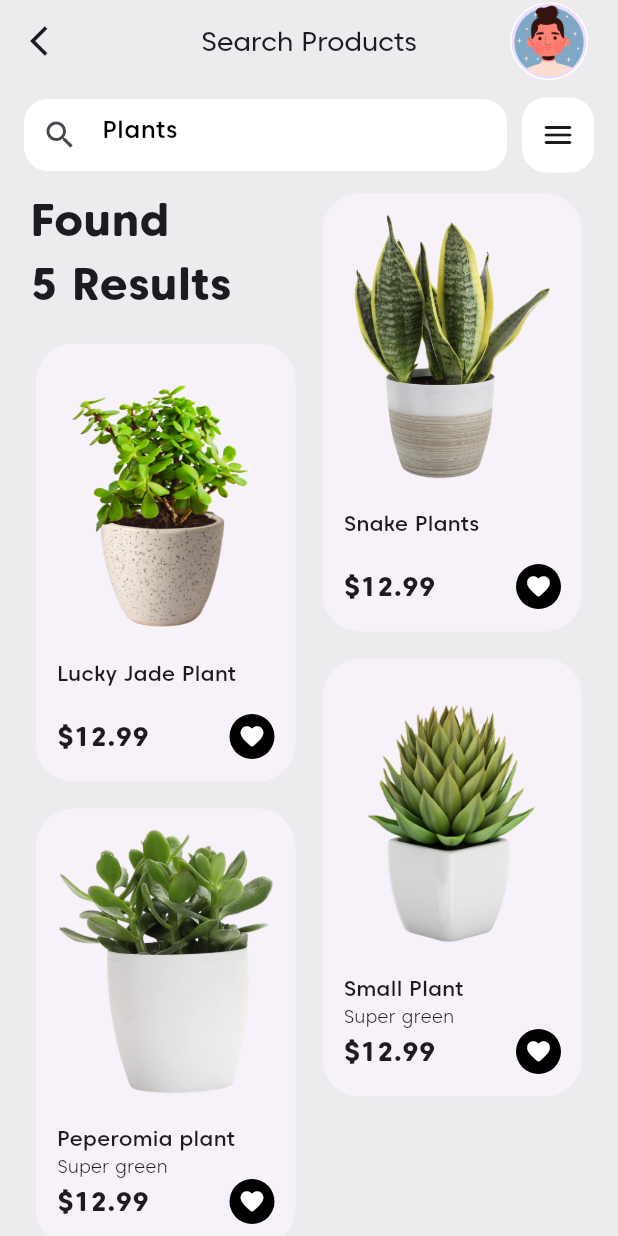
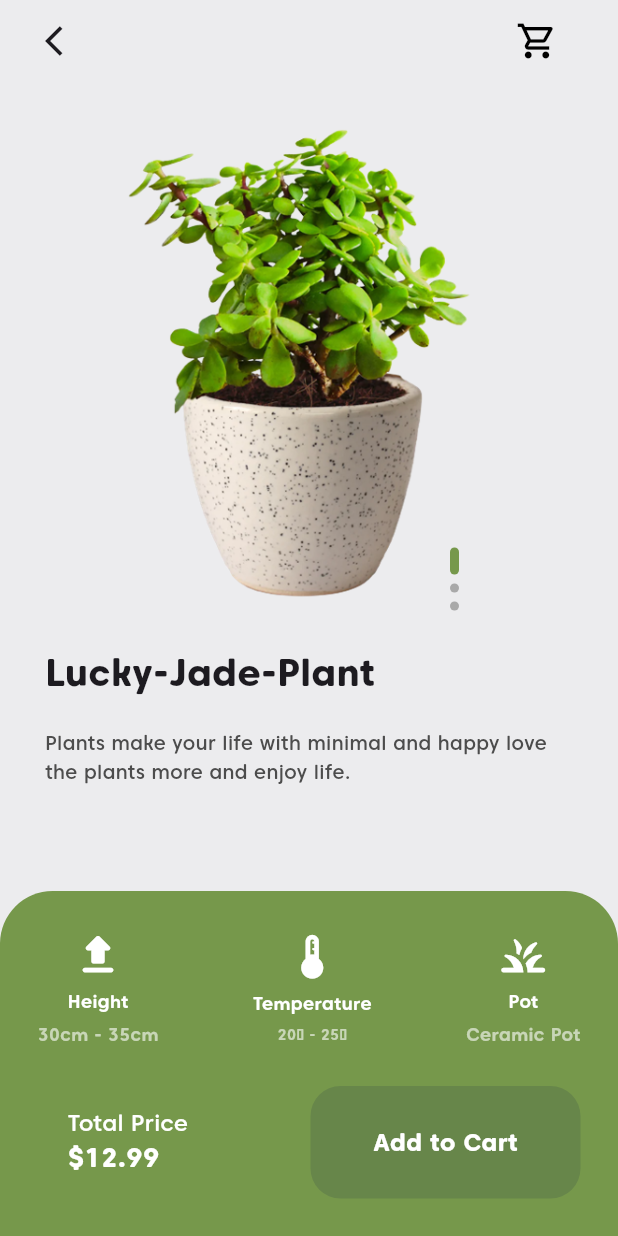
Before and after one commit to RoshanGunarathna/ui_challenge, a Flutter app: the screen it shows after launch, on a phone screen of 412 x 824 dp. Run offline on Flutter 3.47's test engine with Material 2 defaults, Android fonts, the phone set to English and light mode, and no system bars; drawn by our look-alikes of carousel_slider; our stand-ins replace device_preview.

Commit message:
Product Details UI basic Finished

```diff
--- a/lib/main.dart
+++ b/lib/main.dart
@@ -4,6 +4,7 @@ import 'package:flutter/material.dart';
 
 import 'onboard_screen.dart';
 import 'palette.dart';
+import 'product_detail_screen.dart';
 import 'search_product_screen.dart';
 
 void main() {
@@ -33,7 +34,7 @@ class MyApp extends StatelessWidget {
         useMaterial3: true,
         primaryColor: Palette.primaryColor,
       ),
-      home: const SearchProductScreen(),
+      home: const ProductDetailScreen(),
     );
   }
 }
--- a/lib/palette.dart
+++ b/lib/palette.dart
@@ -3,5 +3,8 @@ import 'dart:ui';
 class Palette {
   static const Color primaryColor = Color(0xff76984B);
   static const Color grayColor = Color(0xffA9A9A9);
+  static const Color fontColorGray = Color(0xff4C4C4C);
+  static const Color fontColorWhite = Color(0xffffffff);
   static const Color backgroundColor = Color(0xffECECEE);
+  static const Color primaryDark = Color(0xff67864A);
 }
--- a/lib/product_card.dart
+++ b/lib/product_card.dart
@@ -31,7 +31,7 @@ class ProductCard extends StatelessWidget {
               Expanded(
                 flex: 2,
                 child: Image.asset(
-                  product.image,
+                  product.image[0],
                   fit: BoxFit.contain,
                   height: 80,
                 ),
--- /dev/null
+++ b/lib/product_detail_screen.dart
@@ -0,0 +1,336 @@
+import 'package:carousel_slider/carousel_slider.dart';
+import 'package:flutter/material.dart';
+import 'package:flutter/rendering.dart';
+
+import 'palette.dart';
+import 'product_model.dart';
+
+class ProductDetailScreen extends StatefulWidget {
+  const ProductDetailScreen({super.key});
+
+  @override
+  State<ProductDetailScreen> createState() => _ProductDetailScreenState();
+}
+
+class _ProductDetailScreenState extends State<ProductDetailScreen> {
+  final CarouselController _carouselController = CarouselController();
+  int currentCarouselIndex = 0;
+  final ProductModel product = ProductModel(
+    id: "01",
+    image: [
+      "assets/images/products/product_02.png",
+      "assets/images/products/product_02_01.png",
+      "assets/images/products/product_02_02.png",
+    ],
+    name: "Lucky-Jade-Plant",
+    description:
+        "Plants make your life with minimal and happy love the plants more and enjoy life.",
+    price: 12.99,
+    height: [30, 35],
+    temperature: [20, 25],
+    pot: "Ceramic Pot",
+  );
+
+  final totalPrice = 12.99;
+  @override
+  Widget build(BuildContext context) {
+    const underCardTextStyle = TextStyle(
+      fontSize: 12,
+      color: Colors.white,
+      fontWeight: FontWeight.w600,
+    );
+    return Scaffold(
+      appBar: AppBar(
+        elevation: 0,
+        shadowColor: Colors.transparent,
+        scrolledUnderElevation: 0,
+        leadingWidth: 0,
+        backgroundColor: Palette.backgroundColor,
+        toolbarHeight: 55,
+        leading: Padding(
+          padding: const EdgeInsets.only(left: 30),
+          child: IconButton(
+            padding: EdgeInsets.zero,
+            onPressed: () {},
+            icon: const Icon(Icons.arrow_back_ios),
+          ),
+        ),
+        actions: [
+          IconButton(
+            padding: EdgeInsets.zero,
+            onPressed: () {},
+            icon: const Icon(
+              Icons.shopping_cart_outlined,
+              size: 28,
+              color: Colors.black,
+            ),
+          ),
+          const SizedBox(
+            width: 30.0,
+          ),
+        ],
+      ),
+      body: Stack(
+        children: [
+          Column(
+            crossAxisAlignment: CrossAxisAlignment.start,
+            children: [
+              Center(
+                child: SizedBox(
+                  height: 355,
+                  width: 270,
+                  child: Stack(
+                    children: [
+                      Align(
+                        alignment: Alignment.bottomRight,
+                        child: Padding(
+                          padding: const EdgeInsets.only(
+                            right: 35,
+                          ),
+                          child: dottedIndicator(currentCarouselIndex),
+                        ),
+                      ),
+                      CarouselSlider(
+                        items: product.image.map((image) {
+                          // currentCarouselIndex = entry.key;
+
+                          return Image.asset(
+                            image,
+                            fit: BoxFit.cover,
+                          );
+                        }).toList(),
+                        carouselController: _carouselController,
+                        options: CarouselOptions(
+                          scrollDirection: Axis.vertical,
+                          onPageChanged: (index, reason) {
+                            setState(() {
+                              currentCarouselIndex = index;
+                            });
+                          },
+                          viewportFraction: 1,
+                          height: 350,
+                        ),
+                      ),
+                    ],
+                  ),
+                ),
+              ),
+              Padding(
+                padding: const EdgeInsets.only(
+                  bottom: 30,
+                  left: 30,
+                  right: 30,
+                ),
+                child: ListView(
+                  shrinkWrap: true,
+                  children: [
+                    const SizedBox(
+                      height: 20,
+                    ),
+                    Text(
+                      product.name,
+                      style: const TextStyle(
+                        fontSize: 25,
+                        fontWeight: FontWeight.w700,
+                      ),
+                    ),
+                    const SizedBox(
+                      height: 20,
+                    ),
+                    Text(
+                      product.description,
+                      style: const TextStyle(
+                        fontSize: 13,
+                        fontWeight: FontWeight.w500,
+                        color: Palette.fontColorGray,
+                      ),
+                    ),
+                  ],
+                ),
+              ),
+            ],
+          ),
+          Align(
+            alignment: Alignment.bottomCenter,
+            child: SizedBox(
+              height: 230,
+              width: double.infinity,
+              child: DecoratedBox(
+                decoration: const BoxDecoration(
+                  color: Palette.primaryColor,
+                  borderRadius: BorderRadius.vertical(
+                    top: Radius.circular(35),
+                  ),
+                ),
+                child: Padding(
+                  padding: const EdgeInsets.all(25.0),
+                  child: Column(
+                    mainAxisAlignment: MainAxisAlignment.spaceBetween,
+                    children: [
+                      Row(
+                        mainAxisAlignment: MainAxisAlignment.spaceBetween,
+                        children: [
+                          Column(
+                            children: [
+                              const Icon(
+                                Icons.upload_rounded,
+                                color: Colors.white,
+                                size: 35,
+                              ),
+                              const SizedBox(
+                                height: 5,
+                              ),
+                              const Text(
+                                "Height",
+                                style: underCardTextStyle,
+                              ),
+                              const SizedBox(
+                                height: 5,
+                              ),
+                              Text(
+                                "${product.height[0].round()}cm - ${product.height[1].round()}cm",
+                                style: underCardTextStyle.copyWith(
+                                  fontSize: 12,
+                                  color: Colors.white60,
+                                ),
+                              ),
+                            ],
+                          ),
+                          Column(
+                            children: [
+                              const Icon(
+                                size: 35,
+                                Icons.thermostat_rounded,
+                                color: Colors.white,
+                              ),
+                              const SizedBox(
+                                height: 5,
+                              ),
+                              const Text(
+                                "Temperature",
+                                style: underCardTextStyle,
+                              ),
+                              const SizedBox(
+                                height: 5,
+                              ),
+                              Text(
+                                "${product.temperature[0].round()}\u2103 - ${product.temperature[1].round()}\u2103",
+                                style: underCardTextStyle.copyWith(
+                                  fontSize: 10,
+                                  color: Colors.white60,
+                                ),
+                              ),
+                            ],
+                          ),
+                          Column(
+                            children: [
+                              const Icon(
+                                size: 35,
+                                Icons.grass_rounded,
+                                color: Colors.white,
+                              ),
+                              const SizedBox(
+                                height: 5,
+                              ),
+                              const Text(
+                                "Pot",
+                                style: underCardTextStyle,
+                              ),
+                              const SizedBox(
+                                height: 5,
+                              ),
+                              Text(
+                                product.pot,
+                                style: underCardTextStyle.copyWith(
+                                  fontSize: 12,
+                                  color: Colors.white60,
+                                ),
+                              ),
+                            ],
+                          ),
+                        ],
+                      ),
+                      Row(
+                        mainAxisAlignment: MainAxisAlignment.spaceBetween,
+                        children: [
+                          Padding(
+                            padding: const EdgeInsets.only(
+                              left: 20,
+                            ),
+                            child: Column(
+                              crossAxisAlignment: CrossAxisAlignment.start,
+                              children: [
+                                const Text(
+                                  "Total Price",
+                                  style: TextStyle(
+                                    fontSize: 15,
+                                    fontWeight: FontWeight.w500,
+                                    color: Colors.white,
+                                  ),
+                                ),
+                                Text(
+                                  "\$$totalPrice",
+                                  style: const TextStyle(
+                                    fontSize: 18,
+                                    fontWeight: FontWeight.w700,
+                                    color: Colors.white,
+                                  ),
+                                ),
+                              ],
+                            ),
+                          ),
+                          GestureDetector(
+                            onTap: () {},
+                            child: Container(
+                              alignment: Alignment.center,
+                              height: 75,
+                              width: 180,
+                              decoration: BoxDecoration(
+                                color: Palette.primaryDark,
+                                borderRadius: BorderRadius.circular(20),
+                              ),
+                              child: const Text(
+                                "Add to Cart",
+                                style: TextStyle(
+                                  color: Palette.fontColorWhite,
+                                  fontWeight: FontWeight.w700,
+                                  fontSize: 16,
+                                ),
+                              ),
+                            ),
+                          ),
+                        ],
+                      ),
+                    ],
+                  ),
+                ),
+              ),
+            ),
+          ),
+        ],
+      ),
+    );
+  }
+
+//Dotted indicator
+  Widget dottedIndicator(int currentCarouselIndex) {
+    return Column(
+      //crossAxisAlignment: CrossAxisAlignment.end,
+      mainAxisAlignment: MainAxisAlignment.end,
+      children: List.generate(
+        product.image.length,
+        (index) => Container(
+          margin: const EdgeInsets.symmetric(vertical: 3.0),
+          height: currentCarouselIndex == index ? 18.0 : 6.0,
+          width: 6,
+          decoration: BoxDecoration(
+            borderRadius: BorderRadius.circular(20.0),
+            color: currentCarouselIndex == index
+                ? Palette.primaryColor
+                : Palette.grayColor,
+          ),
+        ),
+      ),
+    );
+  }
+}
--- a/lib/product_model.dart
+++ b/lib/product_model.dart
@@ -2,14 +2,22 @@
 class ProductModel {
   final String id;
   final String name;
-  final String image;
+  final List<String> image;
   final double price;
   final String? shortDescription;
+  final String description;
+  final List<double> height;
+  final List<double> temperature;
+  final String pot;
   ProductModel({
     required this.id,
     required this.name,
     required this.image,
     required this.price,
     this.shortDescription,
+    required this.description,
+    required this.height,
+    required this.temperature,
+    required this.pot,
   });
 }
--- a/lib/search_product_screen.dart
+++ b/lib/search_product_screen.dart
@@ -24,35 +24,60 @@ class _SearchProductScreenState extends State<SearchProductScreen> {
     _products = [
       ProductModel(
         id: "02",
-        image: "assets/images/products/product_02.png",
+        image: ["assets/images/products/product_02.png"],
         name: "Lucky Jade Plant",
+        description:
+            "Plants make your life with minimal and happy love the plants more and enjoy life.",
         price: 12.99,
+        height: [30, 40],
+        temperature: [20, 25],
+        pot: "Ceramic Pot",
       ),
       ProductModel(
         id: "01",
-        image: "assets/images/products/product_01.png",
+        image: ["assets/images/products/product_01.png"],
+        description:
+            "Plants make your life with minimal and happy love the plants more and enjoy life.",
         name: "Snake Plants",
         price: 12.99,
+        height: [30, 40],
+        temperature: [20, 25],
+        pot: "Ceramic Pot",
       ),
       ProductModel(
         id: "04",
-        image: "assets/images/products/product_04.png",
+        image: ["assets/images/products/product_04.png"],
+        description:
+            "Plants make your life with minimal and happy love the plants more and enjoy life.",
         name: "Peperomia plant",
         shortDescription: "Super green",
         price: 12.99,
+        height: [30, 40],
+        temperature: [20, 25],
+        pot: "Ceramic Pot",
       ),
       ProductModel(
         id: "03",
-        image: "assets/images/products/product_03.png",
+        image: ["assets/images/products/product_03.png"],
         name: "Small Plant",
+        description:
+            "Plants make your life with minimal and happy love the plants more and enjoy life.",
         shortDescription: "Super green",
         price: 12.99,
+        height: [30, 40],
+        temperature: [20, 25],
+        pot: "Ceramic Pot",
       ),
       ProductModel(
         id: "05",
-        image: "assets/images/products/product_05.png",
+        image: ["assets/images/products/product_05.png"],
         name: "Plant",
+        description:
+            "Plants make your life with minimal and happy love the plants more and enjoy life.",
         price: 12.99,
+        height: [30, 40],
+        temperature: [20, 25],
+        pot: "Ceramic Pot",
       ),
     ];
 
```
Also changed, not shown: assets/images/products/product_02_01.png (added), assets/images/products/product_02_02.png (added).
